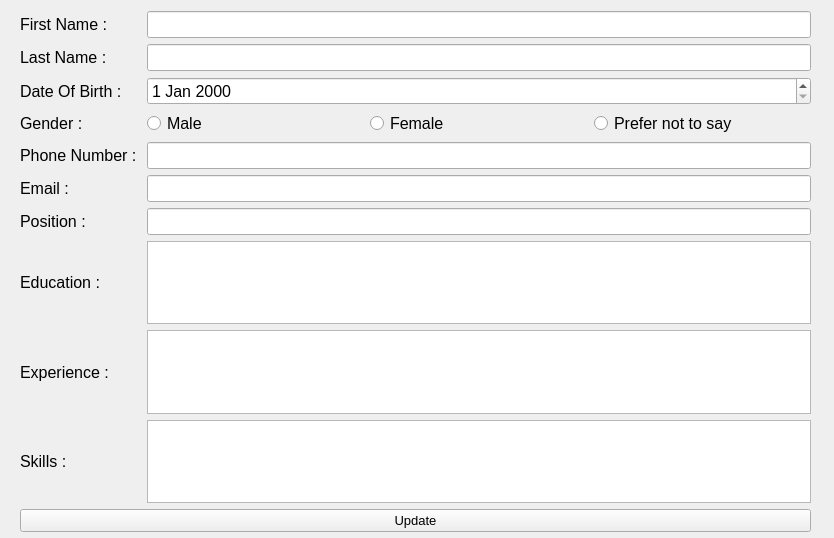
Before: the Qt Designer form useredit.ui in santabou/JobMatch, drawn with Qt 5.
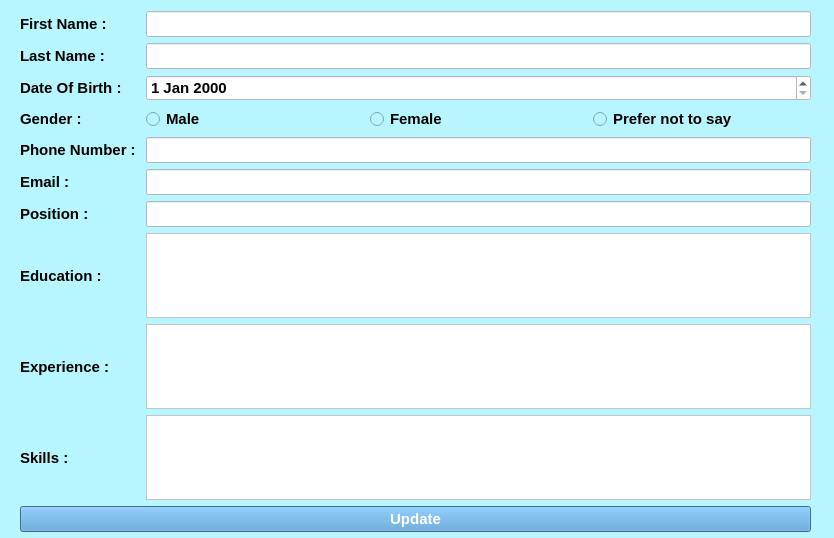
After: the same form once the commit is applied.

Patch:
```diff
--- a/useredit.ui
+++ b/useredit.ui
@@ -13,6 +13,10 @@
   <property name="windowTitle">
    <string>Form</string>
   </property>
+  <property name="styleSheet">
+   <string notr="true">background-color: rgb(184, 246, 255);
+font: 700 11pt &quot;Segoe UI&quot;;</string>
+  </property>
   <widget class="QWidget" name="verticalLayoutWidget">
    <property name="geometry">
     <rect>
@@ -29,16 +33,25 @@
        <widget class="QLineEdit" name="phoneedit">
         <property name="font">
          <font>
-          <pointsize>12</pointsize>
+          <family>Segoe UI</family>
+          <pointsize>11</pointsize>
+          <italic>false</italic>
+          <bold>true</bold>
          </font>
         </property>
+        <property name="styleSheet">
+         <string notr="true">background-color: rgb(255, 255, 255);</string>
+        </property>
        </widget>
       </item>
       <item row="1" column="1">
        <widget class="QLabel" name="label_2">
         <property name="font">
          <font>
-          <pointsize>12</pointsize>
+          <family>Segoe UI</family>
+          <pointsize>11</pointsize>
+          <italic>false</italic>
+          <bold>true</bold>
          </font>
         </property>
         <property name="text">
@@ -50,29 +63,54 @@
        <widget class="QLineEdit" name="firstedit">
         <property name="font">
          <font>
-          <pointsize>12</pointsize>
+          <family>Segoe UI</family>
+          <pointsize>11</pointsize>
+          <italic>false</italic>
+          <bold>true</bold>
          </font>
         </property>
+        <property name="styleSheet">
+         <string notr="true">background-color: rgb(255, 255, 255);</string>
+        </property>
        </widget>
       </item>
       <item row="8" column="3">
        <widget class="QLineEdit" name="emailedit">
         <property name="font">
          <font>
-          <pointsize>12</pointsize>
+          <family>Segoe UI</family>
+          <pointsize>11</pointsize>
+          <italic>false</italic>
+          <bold>true</bold>
          </font>
         </property>
+        <property name="styleSheet">
+         <string notr="true">background-color: rgb(255, 255, 255);</string>
+        </property>
        </widget>
       </item>
       <item row="5" column="3">
        <layout class="QHBoxLayout" name="horizontalLayout_4">
         <item>
          <widget class="QRadioButton" name="malebutton">
+          <property name="sizePolicy">
+           <sizepolicy hsizetype="Expanding" vsizetype="Fixed">
+            <horstretch>0</horstretch>
+            <verstretch>0</verstretch>
+           </sizepolicy>
+          </property>
           <property name="font">
            <font>
-            <pointsize>12</pointsize>
+            <family>Segoe UI</family>
+            <pointsize>11</pointsize>
+            <italic>false</italic>
+            <bold>true</bold>
            </font>
           </property>
+          <property name="styleSheet">
+           <string notr="true">background-color: rgb(184, 246, 255)
+</string>
+          </property>
           <property name="text">
            <string>Male</string>
           </property>
@@ -80,11 +118,24 @@
         </item>
         <item>
          <widget class="QRadioButton" name="femalebutton">
+          <property name="sizePolicy">
+           <sizepolicy hsizetype="Expanding" vsizetype="Fixed">
+            <horstretch>0</horstretch>
+            <verstretch>0</verstretch>
+           </sizepolicy>
+          </property>
           <property name="font">
            <font>
-            <pointsize>12</pointsize>
+            <family>Segoe UI</family>
+            <pointsize>11</pointsize>
+            <italic>false</italic>
+            <bold>true</bold>
            </font>
           </property>
+          <property name="styleSheet">
+           <string notr="true">background-color: rgb(184, 246, 255)
+</string>
+          </property>
           <property name="text">
            <string>Female</string>
           </property>
@@ -92,11 +143,24 @@
         </item>
         <item>
          <widget class="QRadioButton" name="otherbutton">
+          <property name="sizePolicy">
+           <sizepolicy hsizetype="Expanding" vsizetype="Fixed">
+            <horstretch>0</horstretch>
+            <verstretch>0</verstretch>
+           </sizepolicy>
+          </property>
           <property name="font">
            <font>
-            <pointsize>12</pointsize>
+            <family>Segoe UI</family>
+            <pointsize>11</pointsize>
+            <italic>false</italic>
+            <bold>true</bold>
            </font>
           </property>
+          <property name="styleSheet">
+           <string notr="true">background-color: rgb(184, 246, 255)
+</string>
+          </property>
           <property name="text">
            <string>Prefer not to say</string>
           </property>
@@ -108,7 +172,10 @@
        <widget class="QLabel" name="label_9">
         <property name="font">
          <font>
-          <pointsize>12</pointsize>
+          <family>Segoe UI</family>
+          <pointsize>11</pointsize>
+          <italic>false</italic>
+          <bold>true</bold>
          </font>
         </property>
         <property name="text">
@@ -120,7 +187,10 @@
        <widget class="QLabel" name="label_5">
         <property name="font">
          <font>
-          <pointsize>12</pointsize>
+          <family>Segoe UI</family>
+          <pointsize>11</pointsize>
+          <italic>false</italic>
+          <bold>true</bold>
          </font>
         </property>
         <property name="text">
@@ -132,25 +202,40 @@
        <widget class="QTextEdit" name="skilledit">
         <property name="font">
          <font>
-          <pointsize>12</pointsize>
+          <family>Segoe UI</family>
+          <pointsize>11</pointsize>
+          <italic>false</italic>
+          <bold>true</bold>
          </font>
         </property>
+        <property name="styleSheet">
+         <string notr="true">background-color: rgb(255, 255, 255);</string>
+        </property>
        </widget>
       </item>
       <item row="3" column="3">
        <widget class="QDateEdit" name="dobedit">
         <property name="font">
          <font>
-          <pointsize>12</pointsize>
+          <family>Segoe UI</family>
+          <pointsize>11</pointsize>
+          <italic>false</italic>
+          <bold>true</bold>
          </font>
         </property>
+        <property name="styleSheet">
+         <string notr="true">background-color: rgb(255, 255, 255);</string>
+        </property>
        </widget>
       </item>
       <item row="8" column="1">
        <widget class="QLabel" name="label_6">
         <property name="font">
          <font>
-          <pointsize>12</pointsize>
+          <family>Segoe UI</family>
+          <pointsize>11</pointsize>
+          <italic>false</italic>
+          <bold>true</bold>
          </font>
         </property>
         <property name="text">
@@ -162,7 +247,10 @@
        <widget class="QLabel" name="label_3">
         <property name="font">
          <font>
-          <pointsize>12</pointsize>
+          <family>Segoe UI</family>
+          <pointsize>11</pointsize>
+          <italic>false</italic>
+          <bold>true</bold>
          </font>
         </property>
         <property name="text">
@@ -174,25 +262,40 @@
        <widget class="QLineEdit" name="lastedit">
         <property name="font">
          <font>
-          <pointsize>12</pointsize>
+          <family>Segoe UI</family>
+          <pointsize>11</pointsize>
+          <italic>false</italic>
+          <bold>true</bold>
          </font>
         </property>
+        <property name="styleSheet">
+         <string notr="true">background-color: rgb(255, 255, 255);</string>
+        </property>
        </widget>
       </item>
       <item row="11" column="3">
        <widget class="QLineEdit" name="posedit">
         <property name="font">
          <font>
-          <pointsize>12</pointsize>
+          <family>Segoe UI</family>
+          <pointsize>11</pointsize>
+          <italic>false</italic>
+          <bold>true</bold>
          </font>
         </property>
+        <property name="styleSheet">
+         <string notr="true">background-color: rgb(255, 255, 255);</string>
+        </property>
        </widget>
       </item>
       <item row="11" column="1">
        <widget class="QLabel" name="label_4">
         <property name="font">
          <font>
-          <pointsize>12</pointsize>
+          <family>Segoe UI</family>
+          <pointsize>11</pointsize>
+          <italic>false</italic>
+          <bold>true</bold>
          </font>
         </property>
         <property name="text">
@@ -204,7 +307,10 @@
        <widget class="QLabel" name="label">
         <property name="font">
          <font>
-          <pointsize>12</pointsize>
+          <family>Segoe UI</family>
+          <pointsize>11</pointsize>
+          <italic>false</italic>
+          <bold>true</bold>
          </font>
         </property>
         <property name="text">
@@ -216,7 +322,10 @@
        <widget class="QLabel" name="label_7">
         <property name="font">
          <font>
-          <pointsize>12</pointsize>
+          <family>Segoe UI</family>
+          <pointsize>11</pointsize>
+          <italic>false</italic>
+          <bold>true</bold>
          </font>
         </property>
         <property name="text">
@@ -228,16 +337,25 @@
        <widget class="QTextEdit" name="epredit">
         <property name="font">
          <font>
-          <pointsize>12</pointsize>
+          <family>Segoe UI</family>
+          <pointsize>11</pointsize>
+          <italic>false</italic>
+          <bold>true</bold>
          </font>
         </property>
+        <property name="styleSheet">
+         <string notr="true">background-color: rgb(255, 255, 255);</string>
+        </property>
        </widget>
       </item>
       <item row="16" column="1">
        <widget class="QLabel" name="label_10">
         <property name="font">
          <font>
-          <pointsize>12</pointsize>
+          <family>Segoe UI</family>
+          <pointsize>11</pointsize>
+          <italic>false</italic>
+          <bold>true</bold>
          </font>
         </property>
         <property name="text">
@@ -249,7 +367,10 @@
        <widget class="QLabel" name="label_8">
         <property name="font">
          <font>
-          <pointsize>12</pointsize>
+          <family>Segoe UI</family>
+          <pointsize>11</pointsize>
+          <italic>false</italic>
+          <bold>true</bold>
          </font>
         </property>
         <property name="text">
@@ -261,9 +382,15 @@
        <widget class="QTextEdit" name="eduedit">
         <property name="font">
          <font>
-          <pointsize>12</pointsize>
+          <family>Segoe UI</family>
+          <pointsize>11</pointsize>
+          <italic>false</italic>
+          <bold>true</bold>
          </font>
         </property>
+        <property name="styleSheet">
+         <string notr="true">background-color: rgb(255, 255, 255);</string>
+        </property>
        </widget>
       </item>
      </layout>
@@ -272,9 +399,18 @@
      <widget class="QPushButton" name="updateedit">
       <property name="font">
        <font>
-        <pointsize>10</pointsize>
+        <family>Segoe UI</family>
+        <pointsize>11</pointsize>
+        <italic>false</italic>
+        <bold>true</bold>
        </font>
       </property>
+      <property name="styleSheet">
+       <string notr="true">
+background-color: #4E97D1;
+color: rgb(255, 255, 255);
+</string>
+      </property>
       <property name="text">
        <string>Update</string>
       </property>
```
